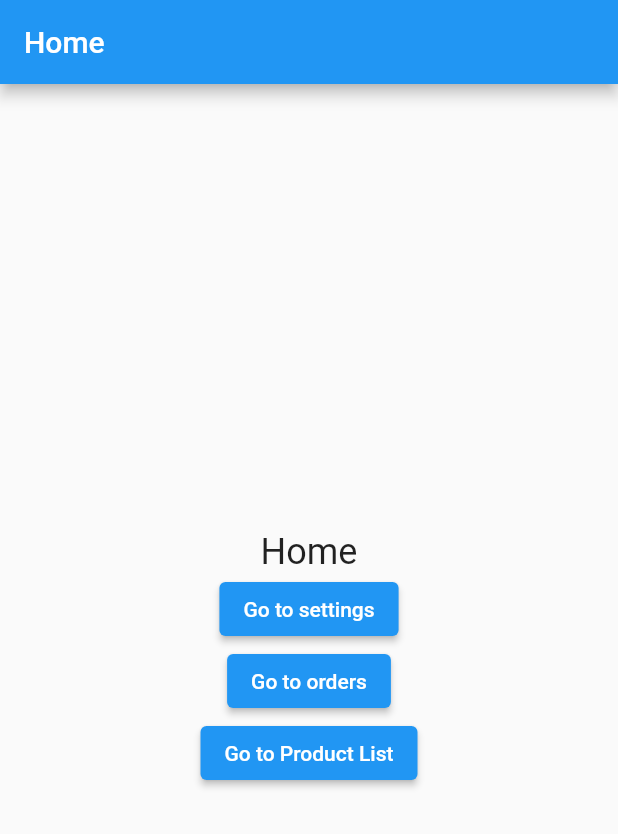
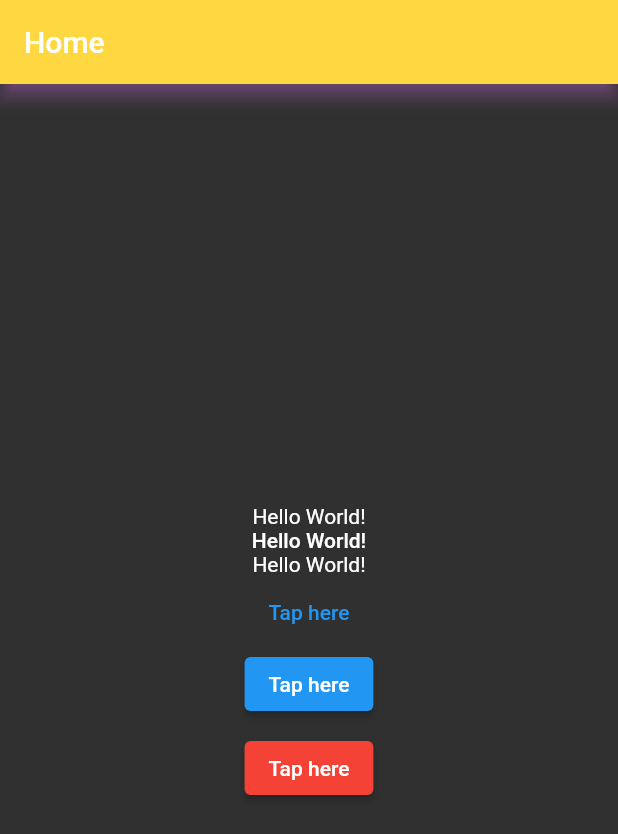
Before and after one commit to flucloxin500/module_seven, a Flutter app: the screen it shows after launch, on a phone screen of 412 x 824 dp. Shown: the top 834 px of the screen. Run offline on Flutter 3.47's test engine with Material 2 defaults, Android fonts, the phone set to English and light mode, and no system bars.

Commit message:
Initial commit

```diff
--- a/lib/main.dart
+++ b/lib/main.dart
@@ -109,11 +109,104 @@ class MyApp extends StatelessWidget {
   Widget build(BuildContext context) {
     return MaterialApp(
       home: HomeScreen(),
+      theme: ThemeData(
+        primaryColor: Colors.green,
+        elevatedButtonTheme: ElevatedButtonThemeData(
+            style: ElevatedButton.styleFrom(
+                foregroundColor: Colors.white,
+                backgroundColor: Colors.green,
+                padding: EdgeInsets.symmetric(horizontal: 16, vertical: 16),
+                shape: RoundedRectangleBorder(
+                    borderRadius: BorderRadius.circular(8)),
+                elevation: 5,
+                textStyle: TextStyle(
+                  fontSize: 16,
+                  fontWeight: FontWeight.bold,
+                  letterSpacing: 0.6,
+                  wordSpacing: 0.5,
+                ))),
+        textButtonTheme: TextButtonThemeData(
+          style: TextButton.styleFrom(
+            textStyle: TextStyle(
+              fontSize: 20,
+              fontWeight: FontWeight.w600,
+            ),
+            foregroundColor: Colors.deepOrange,
+          ),
+        ),
+        appBarTheme: AppBarTheme(
+          backgroundColor: Colors.purple,
+          elevation: 5,
+          shadowColor: Colors.green,
+        ),
+        textTheme: TextTheme(
+          bodyMedium: TextStyle(
+            fontSize: 18,
+          ),
+          bodySmall: TextStyle(fontSize: 12),
+          bodyLarge: TextStyle(fontSize: 22),
+        ),
+      ),
+      darkTheme: ThemeData(
+        brightness: Brightness.dark,
+        appBarTheme: AppBarTheme(
+          backgroundColor: Colors.amberAccent,
+          elevation: 5,
+          shadowColor: Color(0xFFF082FF),
+        )
+      ),
+      themeMode: ThemeMode.dark,
     );
   }
 }
 
 class HomeScreen extends StatelessWidget {
+  const HomeScreen({super.key});
+
+  @override
+  Widget build(BuildContext context) {
+    return Scaffold(
+      appBar: AppBar(
+        title: Text('Home'),
+      ),
+      body: Center(
+        child: Column(
+          mainAxisAlignment: MainAxisAlignment.center,
+          children: [
+            Text('Hello World!'),
+            Text(
+              'Hello World!',
+              style: Theme.of(context).textTheme.bodyLarge,
+            ),
+            Text('Hello World!'),
+            TextButton(
+              onPressed: () {},
+              child: Text('Tap here'),
+            ),
+            ElevatedButton(
+              onPressed: () {},
+              child: Text('Tap here'),
+            ),
+            Padding(
+              padding: const EdgeInsets.all(8.0),
+              child: ElevatedButton(
+                style: ElevatedButton.styleFrom(
+                  backgroundColor: Colors.red,
+                ),
+                onPressed: () {},
+                child: Text('Tap here'),
+              ),
+            ),
+          ],
+        ),
+      ),
+    );
+  }
+}
+
+/// Navigator from one route to another
+
+/*class HomeScreen extends StatelessWidget {
   const HomeScreen({super.key});
 
   @override
@@ -305,3 +398,5 @@ class ProductDetailsList extends StatelessWidget {
         ));
   }
 }
+
+ */
```
